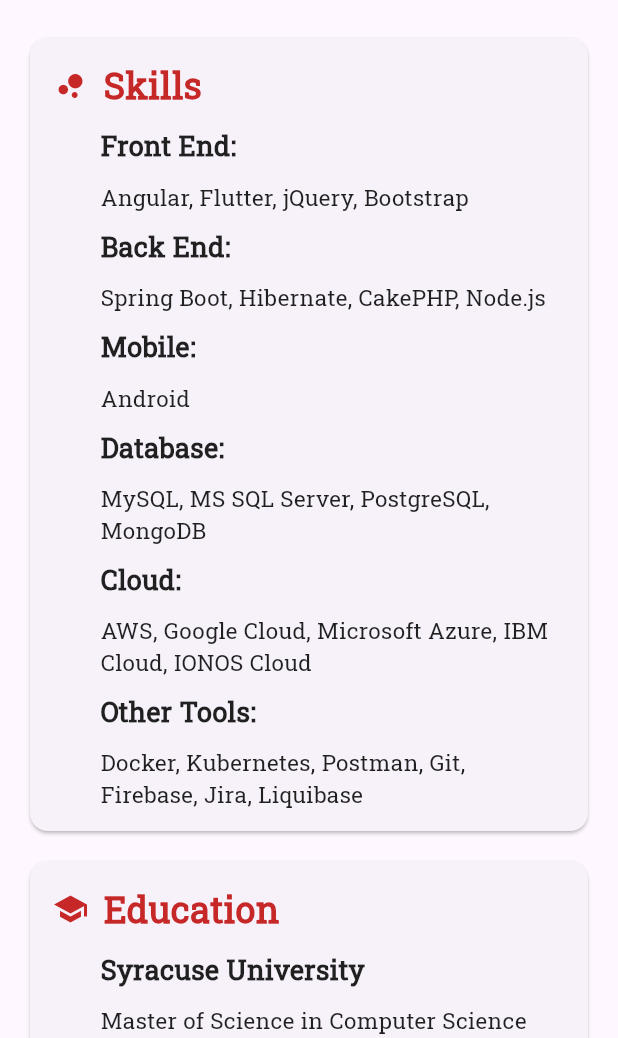
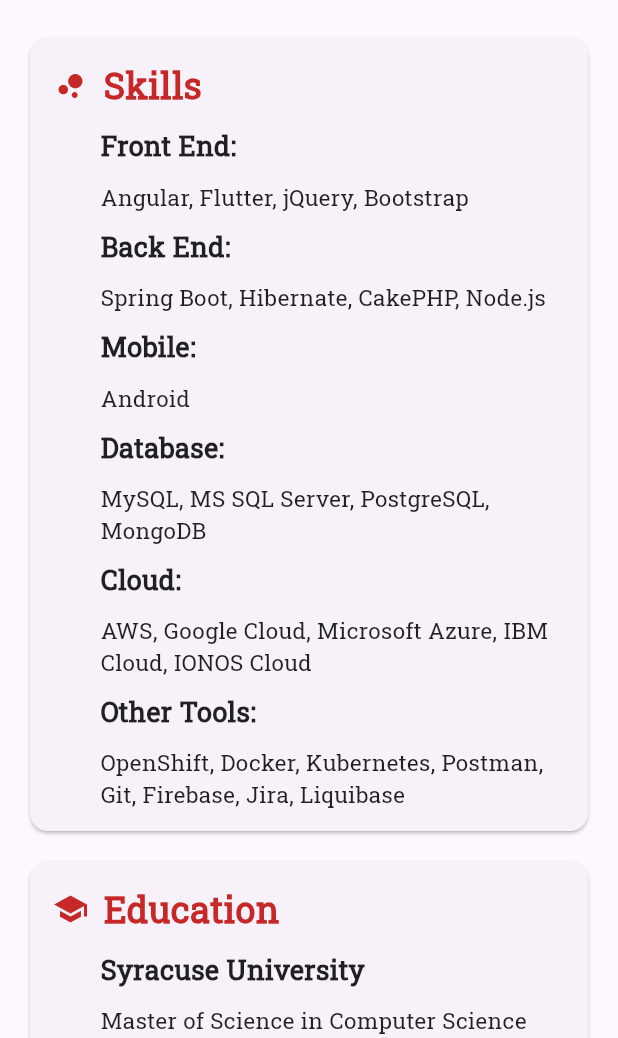
Before and after one commit to madhujgowda/Personal-Flutter-Website, a Flutter app: the screen it shows after launch, on a phone screen of 412 x 824 dp, the part 198-1236 px from its top. Run offline on Flutter 3.47's test engine with Material 3 defaults, Android fonts, the phone set to English and light mode, and no system bars.

Commit message:
other tools

```diff
--- a/lib/fragments/about_me.dart
+++ b/lib/fragments/about_me.dart
@@ -263,7 +263,7 @@
                               skillHeader("Cloud"),
                               skillBody("AWS, Google Cloud, Microsoft Azure, IBM Cloud, IONOS Cloud"),
                               skillHeader("Other Tools"),
-                              skillBody("Docker, Kubernetes, Postman, Git, Firebase, Jira, Liquibase"),
+                              skillBody("OpenShift, Docker, Kubernetes, Postman, Git, Firebase, Jira, Liquibase"),
                             ],
                           ),
                         );
```
